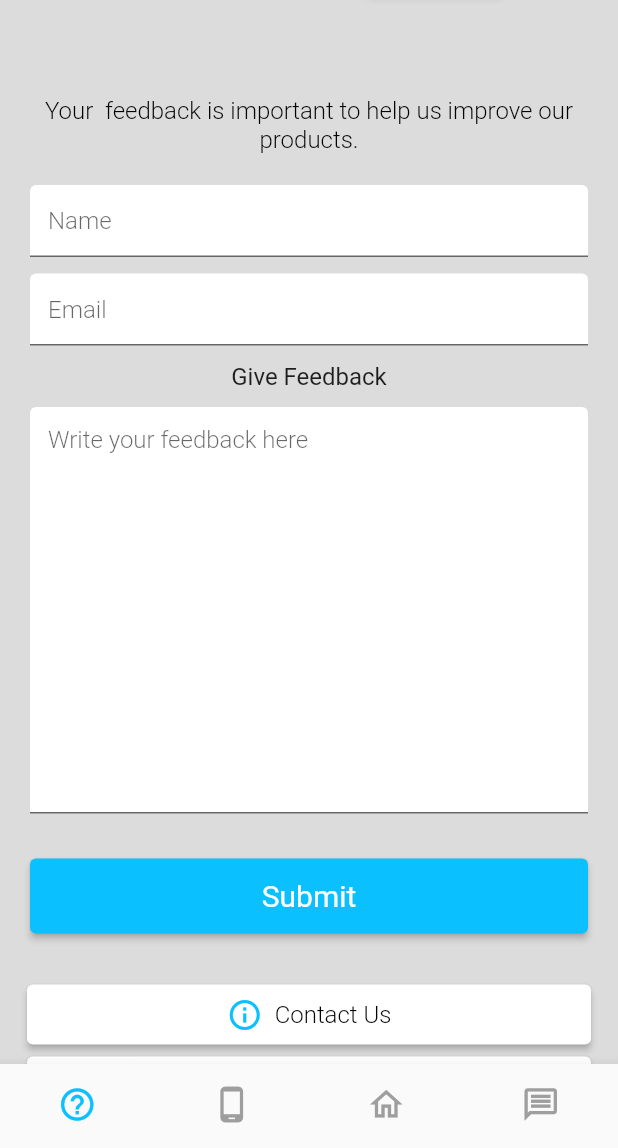
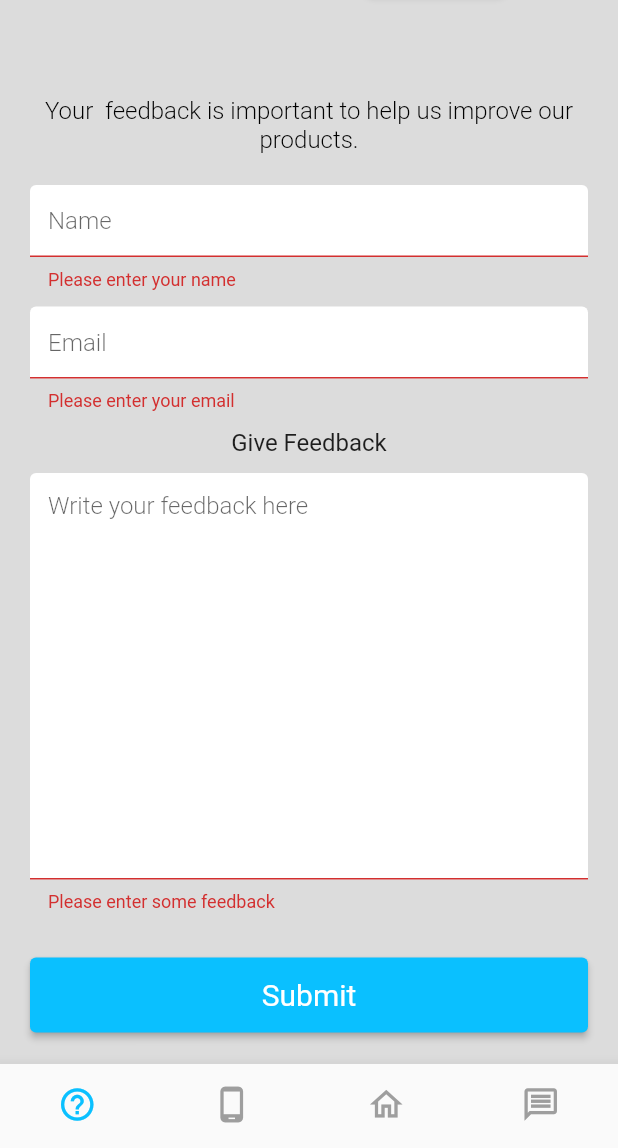
Before and after one commit to RoadSage/roadsage-app, a Flutter app: the screen it shows after launch, after a tap on "Submit", on a phone screen of 412 x 824 dp, the part 88-1236 px from its top. Run offline on Flutter 3.47's test engine with Material 2 defaults, Android fonts, the phone set to English and light mode, and no system bars; our stand-ins replace firebase_auth, firebase_core, flutter_secure_storage, flutter_signin_button, fluttertoast, google_fonts and 3 more; missing offline and left inert: flutter_facebook_auth, flutter_settings_ui, lifecycle; accounts and stored records are empty.

Commit message:
Fixed the issue to convert the help and feed back screen by using a flutter form with validation
Signed-off-by: Kajetan Puchalski <2457183P@student.gla.ac.uk>

```diff
--- a/lib/screens/help.dart
+++ b/lib/screens/help.dart
@@ -9,9 +9,12 @@ class HelpScreen extends StatefulWidget {
 }
 
 class _HelpScreenState extends State<HelpScreen> {
+  final _formKey = GlobalKey<FormState>();
   @override
   Widget build(BuildContext context) {
-    return Container(
+    return Form(
+      key: _formKey,
+      child: Container(
         child: Padding(
             padding: const EdgeInsets.only(top: 28.0),
             child: ListView(
@@ -31,10 +34,16 @@ class _HelpScreenState extends State<HelpScreen> {
                   Padding(
                       child: Container(
                         color: const Color.fromARGB(60, 220, 220, 220),
-                      child: const TextField(
+                        child: TextFormField(
                           style: Fonts.middleFont,
+                          validator: (value) {
+                            if (value == null || value.isEmpty) {
+                              return 'Please enter your name';
+                            }
+                            return null;
+                          },
                           maxLines: 1,
-                        decoration: InputDecoration(
+                          decoration: const InputDecoration(
                               hintText: RoadSageStrings.formName,
                               filled: true,
                               fillColor: Colors.white),
@@ -44,10 +53,20 @@ class _HelpScreenState extends State<HelpScreen> {
                   Padding(
                       child: Container(
                         color: const Color.fromARGB(60, 220, 220, 220),
-                      child: const TextField(
+                        child: TextFormField(
                           style: Fonts.middleFont,
                           maxLines: 1,
-                        decoration: InputDecoration(
+                          validator: (value) {
+                            if (value == null || value.isEmpty) {
+                              return 'Please enter your email';
+                            } else if (!RegExp(
+                                    r"^[a-zA-Z0-9.a-zA-Z0-9.!#$%&'*+-/=?^_`{|}~]+@[a-zA-Z0-9]+\.[a-zA-Z]+")
+                                .hasMatch(value)) {
+                              return 'Please enter a valid email';
+                            }
+                            return null;
+                          },
+                          decoration: const InputDecoration(
                               hintText: RoadSageStrings.formEmail,
                               filled: true,
                               fillColor: Colors.white),
@@ -66,10 +85,16 @@ class _HelpScreenState extends State<HelpScreen> {
                   Padding(
                       child: Container(
                         color: const Color.fromARGB(60, 220, 220, 220),
-                      child: const TextField(
+                        child: TextFormField(
                           style: Fonts.middleFont,
+                          validator: (value) {
+                            if (value == null || value.isEmpty) {
+                              return 'Please enter some feedback';
+                            }
+                            return null;
+                          },
                           maxLines: 13,
-                        decoration: InputDecoration(
+                          decoration: const InputDecoration(
                               fillColor: Colors.white,
                               filled: true,
                               hintText: RoadSageStrings.feedbackHint),
@@ -86,7 +111,7 @@ class _HelpScreenState extends State<HelpScreen> {
                             style: ElevatedButton.styleFrom(
                                 primary: const Color(0xFF0AC0FF),
                                 textStyle: const TextStyle(fontSize: 20)),
-                          onPressed: () => submit(),
+                            onPressed: () => submit(_formKey),
                             child: const Text(RoadSageStrings.formSubmit),
                           ))),
 
@@ -98,6 +123,7 @@ class _HelpScreenState extends State<HelpScreen> {
         color: const Color(0xFFDCDCDC),
         padding: const EdgeInsets.all(0.0),
         alignment: Alignment.center,
+      ),
     );
   }
 
@@ -119,7 +145,8 @@ class _HelpScreenState extends State<HelpScreen> {
     );
   }
 
-  static void submit() {
-    // TODO: implement callback
+  static void submit(GlobalKey<FormState> formKey) {
+    formKey.currentState!.save();
+    if (formKey.currentState!.validate()) {}
   }
 }
```
Also changed, not shown: pubspec.lock. Lines whose indentation alone changed are shown as unchanged.
